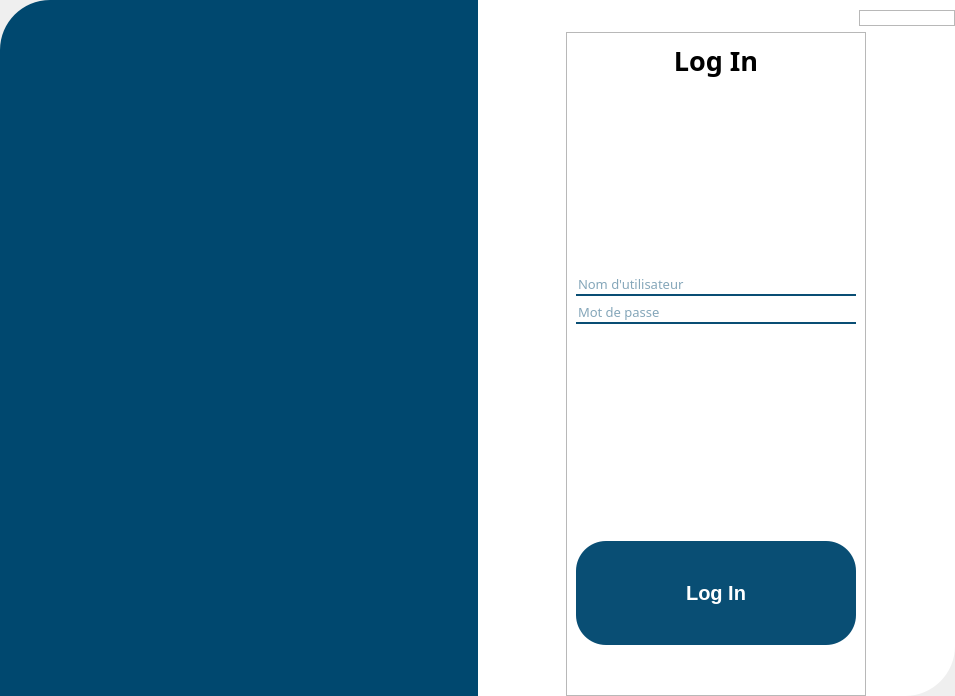
Qt form ui/login.ui (jerempjerem/projetinfo_2024) before a commit.
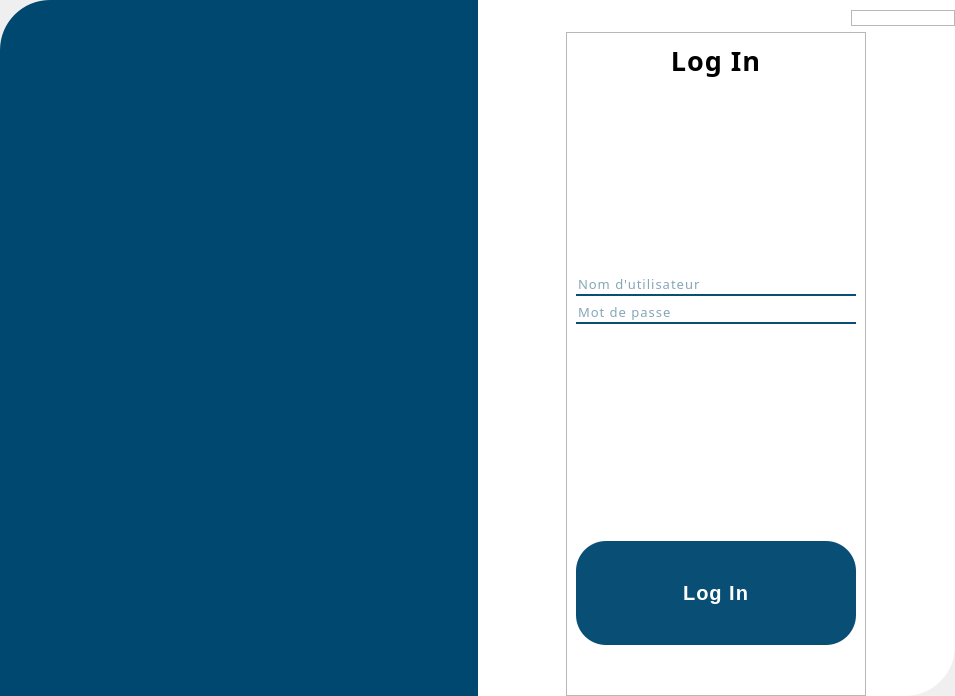
The same form after that commit. Icons and pictures are not drawn.

The edit to the form file:
```diff
--- a/ui/login.ui
+++ b/ui/login.ui
@@ -14,7 +14,11 @@
    <string>MainWindow</string>
   </property>
   <property name="styleSheet">
-   <string notr="true">QPushButton {
+   <string notr="true">* {
+letter-spacing: 1px;
+}
+
+QPushButton {
 	border: None;
 }</string>
   </property>
```
